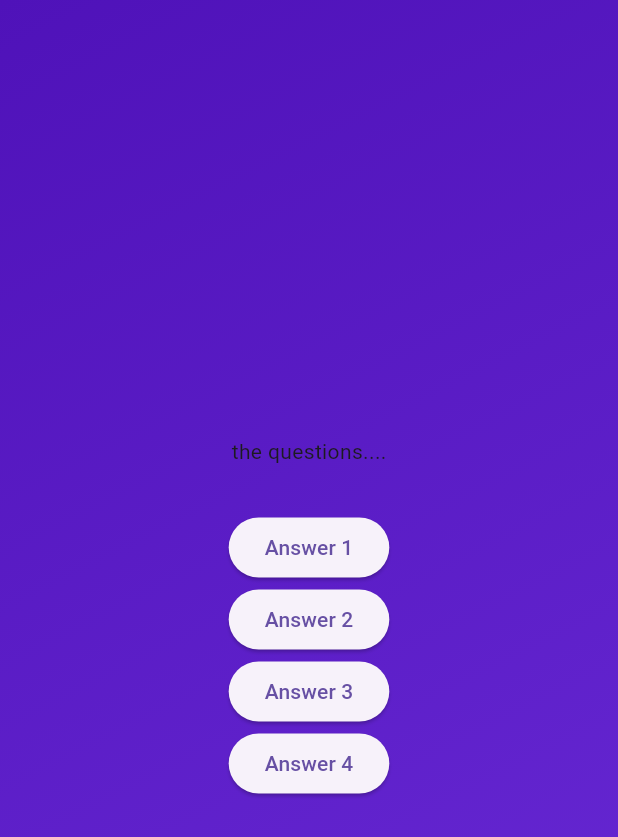
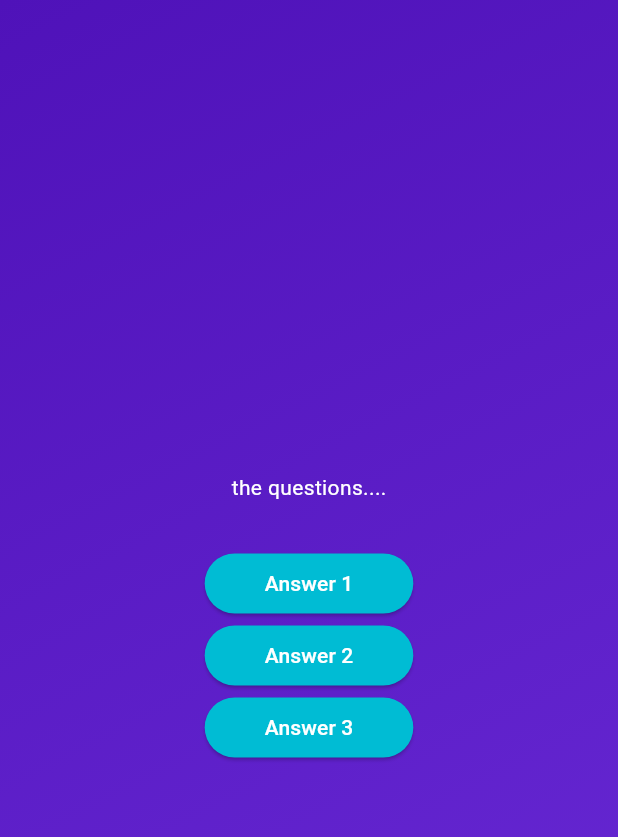
Before and after one commit to Nyi-Nyi-Zin/quiz-app, a Flutter app: the screen it shows after launch, after a tap on "Start Quiz", on a phone screen of 412 x 824 dp. Shown: the top 837 px of the screen. Run offline on Flutter 3.47's test engine with Material 3 defaults, Android fonts, the phone set to English and light mode, and no system bars.

Commit message:
70. Creating a Reusable, Custom Styled Button

```diff
--- /dev/null
+++ b/lib/answer_button.dart
@@ -0,0 +1,23 @@
+import 'package:flutter/material.dart';
+
+class AnswerButton extends StatelessWidget {
+  AnswerButton({super.key, required this.answerText, required this.onTap});
+
+  final String answerText;
+  final void Function() onTap;
+
+  @override
+  Widget build(BuildContext context) {
+    return ElevatedButton(
+      onPressed: onTap,
+      style: ElevatedButton.styleFrom(
+        padding: const EdgeInsets.symmetric(vertical: 10, horizontal: 40),
+        backgroundColor: Colors.cyan,
+        foregroundColor: Colors.white,
+        shape: RoundedRectangleBorder(borderRadius: BorderRadius.circular(40)),
+      ),
+
+      child: Text(answerText),
+    );
+  }
+}
--- a/lib/questions_screen.dart
+++ b/lib/questions_screen.dart
@@ -1,3 +1,4 @@
+import 'package:adv_basics/answer_button.dart';
 import 'package:flutter/material.dart';
 
 class QuestionsScreen extends StatefulWidget {
@@ -17,12 +18,14 @@ class _QuestionsScreenState extends State<QuestionsScreen> {
       child: Column(
         mainAxisAlignment: MainAxisAlignment.center,
         children: [
-          const Text('the questions....'),
+          const Text(
+            'the questions....',
+            style: TextStyle(color: Colors.white),
+          ),
           const SizedBox(height: 30),
-          ElevatedButton(onPressed: () {}, child: const Text('Answer 1')),
-          ElevatedButton(onPressed: () {}, child: const Text('Answer 2')),
-          ElevatedButton(onPressed: () {}, child: const Text('Answer 3')),
-          ElevatedButton(onPressed: () {}, child: const Text('Answer 4')),
+          AnswerButton(answerText: 'Answer 1', onTap: () {}),
+          AnswerButton(answerText: 'Answer 2', onTap: () {}),
+          AnswerButton(answerText: 'Answer 3', onTap: () {}),
         ],
       ),
     );
```
